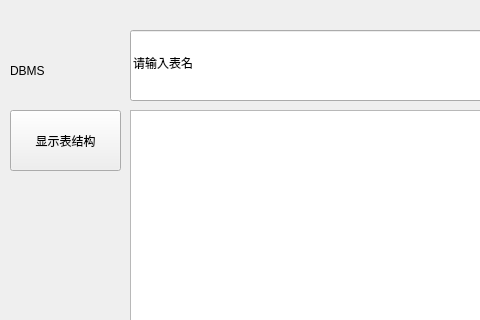
Qt form fieldmanager.ui (jy-080610/DBMS) before a commit; both pictures show x 0 to 480 and y 0 to 320 of the 763 by 536 pixel window.
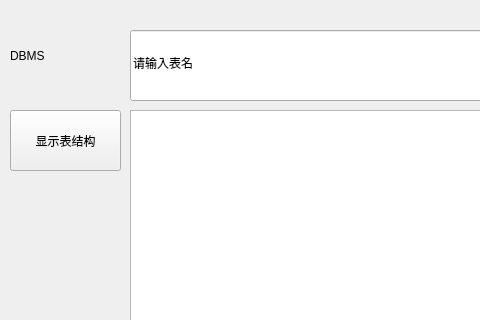
The same form after that commit.

```diff
--- a/fieldmanager.ui
+++ b/fieldmanager.ui
@@ -216,7 +216,7 @@
      <x>10</x>
      <y>10</y>
      <width>111</width>
-     <height>121</height>
+     <height>91</height>
     </rect>
    </property>
    <property name="styleSheet">
```
